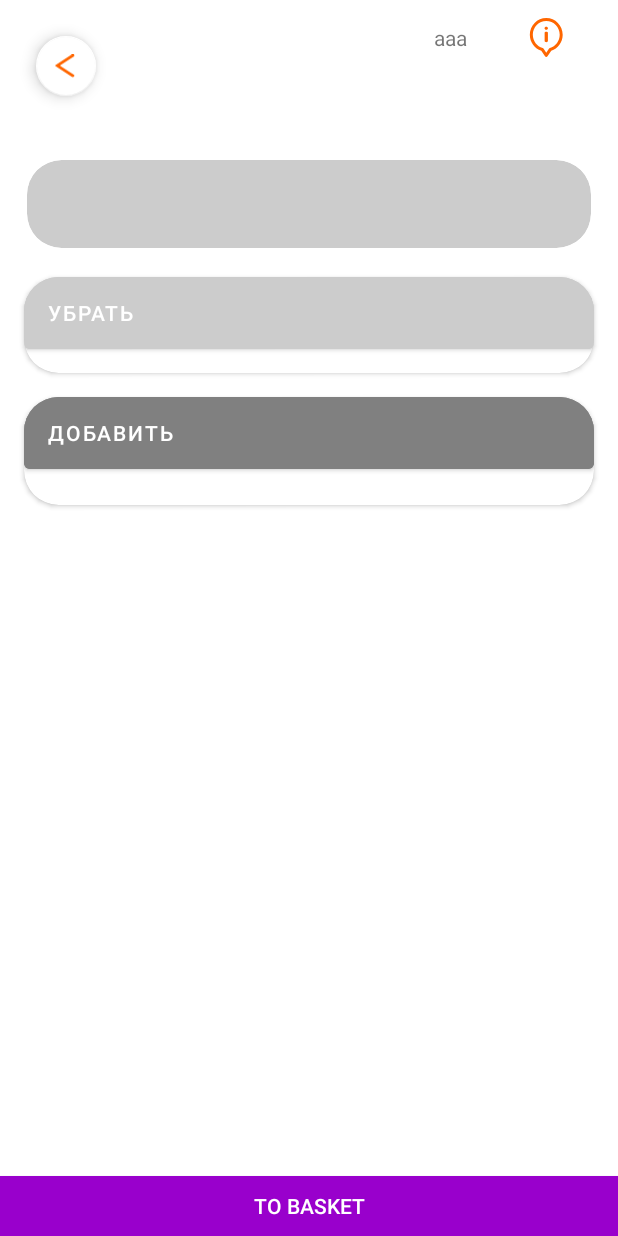
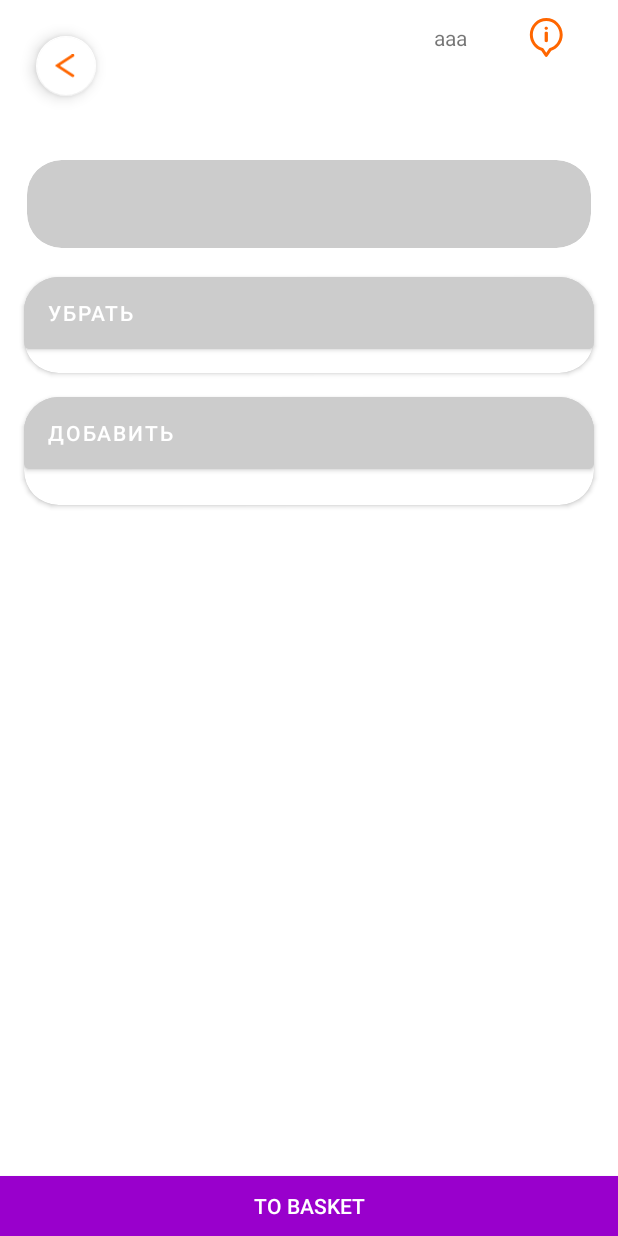
Before and after one commit to HiPPoTUS/IikoApi, an Android app: the layout opened_item_for_view_pager.xml on its own in the app's theme, with its tools: preview values and no code run, on a phone screen of 412 x 824 dp. Run offline under Robolectric (Android 15) with nearby library versions, the phone set to English and light mode, and no system bars; plain views replace ExpandableRelativeLayout; network calls fail.

Commit message:
light background dobavit

```diff
--- a/app/src/main/res/layout/opened_item_for_view_pager.xml
+++ b/app/src/main/res/layout/opened_item_for_view_pager.xml
@@ -225,7 +225,7 @@
                             android:layout_marginBottom="8dp"
                             android:insetTop="0dp"
                             android:insetBottom="0dp"
-                            android:backgroundTint="@color/middleGrey"/>
+                            android:backgroundTint="@color/lightGrey"/>
 
                         <TableLayout
                             android:layout_marginHorizontal="8dp"
```
